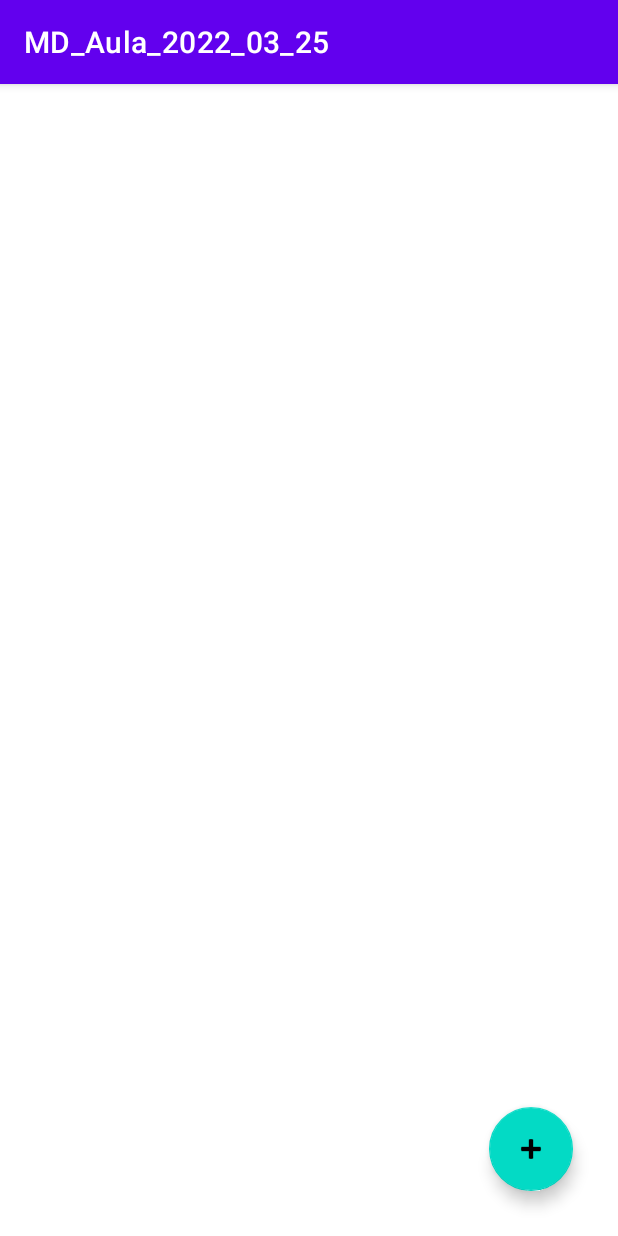
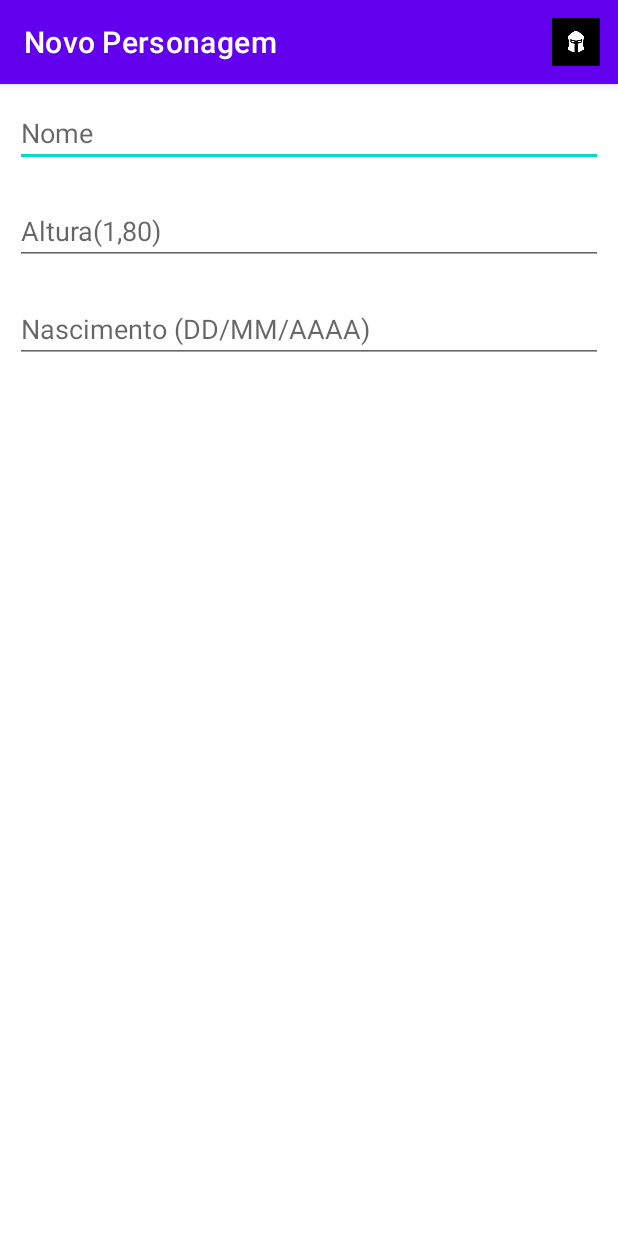
Before and after one commit to lucasnazato/TarefasMobile, an Android app: the screen it shows after launch (MainActivity before the commit, FormularioPersonagemActivity after it), on a phone screen of 412 x 824 dp. Run offline under Robolectric (Android 15) with nearby library versions, the phone set to English and light mode, and no system bars.

Commit message:
Comentários pt1

```diff
--- a/MD_Aula_2022_03_25/app/src/main/AndroidManifest.xml
+++ b/MD_Aula_2022_03_25/app/src/main/AndroidManifest.xml
@@ -10,7 +10,7 @@
         android:supportsRtl="true"
         android:theme="@style/Theme.MD_Aula_2022_03_25">
         <activity
-            android:name=".MainActivity"
+            android:name=".ui.activities.FormularioPersonagemActivity"
             android:exported="true">
             <intent-filter>
                 <action android:name="android.intent.action.MAIN" />
--- a/MD_Aula_2022_03_25/app/src/main/java/com/example/md_aula_2022_03_25/MainActivity.java
+++ /dev/null
@@ -1,14 +0,0 @@
-package com.example.md_aula_2022_03_25;
-
-import androidx.appcompat.app.AppCompatActivity;
-
-import android.os.Bundle;
-
-public class MainActivity extends AppCompatActivity {
-
-    @Override
-    protected void onCreate(Bundle savedInstanceState) {
-        super.onCreate(savedInstanceState);
-        setContentView(R.layout.activity_lista_personagem);
-    }
-}
--- a/MD_Aula_2022_03_25/app/src/main/java/com/example/md_aula_2022_03_25/dao/PersonagemDAO.java
+++ b/MD_Aula_2022_03_25/app/src/main/java/com/example/md_aula_2022_03_25/dao/PersonagemDAO.java
@@ -7,9 +7,11 @@ import java.util.List;
 
 public class PersonagemDAO {
 
+    //
     private final static List<Personagem> personagens = new ArrayList<>();
     private static int contadorDeIds = 1;
 
+    //
     public void salva(Personagem personagemSalvo){
         personagemSalvo.setId(contadorDeIds);
         personagens.add(personagemSalvo);
--- a/MD_Aula_2022_03_25/app/src/main/java/com/example/md_aula_2022_03_25/model/Personagem.java
+++ b/MD_Aula_2022_03_25/app/src/main/java/com/example/md_aula_2022_03_25/model/Personagem.java
@@ -6,11 +6,13 @@ import java.io.Serializable;
 
 public class Personagem implements Serializable {
 
+    // Definir variaveis do Personagem
     private String nome;
     private String nascimento;
     private String altura;
     private int id =0;
 
+    // struct?
     public Personagem(String nome, String nascimento, String altura){
 
         this.nome = nome;
@@ -21,6 +23,7 @@ public class Personagem implements Serializable {
     public Personagem(){
     }
 
+    // Metodos para pegar e definir as variaveis
     public void setNome(String nome) { this.nome = nome; }
 
     public void setNascimento(String nascimento) { this.nascimento = nascimento; }
--- a/MD_Aula_2022_03_25/app/src/main/java/com/example/md_aula_2022_03_25/ui/activities/FormularioPersonagemActivity.java
+++ b/MD_Aula_2022_03_25/app/src/main/java/com/example/md_aula_2022_03_25/ui/activities/FormularioPersonagemActivity.java
@@ -16,6 +16,8 @@ import com.example.md_aula_2022_03_25.dao.PersonagemDAO;
 import com.example.md_aula_2022_03_25.model.Personagem;
 
 public class FormularioPersonagemActivity extends AppCompatActivity {
+
+    // Declarar variaveis
     private  static final String TITULO_APPBAR_EDITA_PERSONAGEM = "Editar o Persoangem";
     private static final String TITULO_APPBAR_NOVO_PERSONAGEM = "Novo Personagem";
     private EditText campoNome;
@@ -24,12 +26,14 @@ public class FormularioPersonagemActivity extends AppCompatActivity {
     private final PersonagemDAO dao = new PersonagemDAO();
     private Personagem personagem;
 
+    // Criar o menu referenciado do xml
     @Override
     public boolean onCreateOptionsMenu(Menu menu){
         getMenuInflater().inflate(R.menu.activity_formulario_personagem_menu_salvar, menu);
         return super.onCreateOptionsMenu(menu);
     }
 
+    // Ao selecionar o item do menu, verificar a id do item, se for o item de salvar o formulario do personagem, finalizar o formulario
     @Override
     public boolean onOptionsItemSelected(@NonNull MenuItem item){
         int itemID = item.getItemId();
@@ -39,17 +43,21 @@ public class FormularioPersonagemActivity extends AppCompatActivity {
         return super.onOptionsItemSelected(item);
     }
 
+    // Criar a view de formulario do personagem e chamar os metodos de inicializacaoCampos e carregaPersonagem
     @Override
     protected void onCreate(Bundle savedInstanceState){
 
         super.onCreate(savedInstanceState);
         setContentView(R.layout.activity_formulario_personagem);
-        //inicializacaoCampos();
+        inicializacaoCampos();
+        carregaPersonagem();
         //configuraBotaoSalvar();
-        carregaPersonagem();
-        checaPermissoes();
+        //checaPermissoes();
     }
 
+    // Ao carregar o personagem verificar se ele já é um personagem existente ou é um novo
+    // Se for um personagem existente, carregar os dados do personagem..
+    // se não criar um novo personagem
     private void carregaPersonagem() {
         Intent dados = getIntent();
         if (dados.hasExtra(CHAVE_PERSONAGEM)){
@@ -62,12 +70,15 @@ public class FormularioPersonagemActivity extends AppCompatActivity {
         }
     }
 
+    // Preencher os campos do personagem já existente
     private void preencheCampos() {
         campoNome.setText(personagem.getNome());
         campoAltura.setText(personagem.getAltura());
         campoNascimento.setText(personagem.getNascimento());
     }
 
+    //  Preencher os dados do personagem e se o perosnagem já existir, editar
+    // se não salvar o personagem
     private void finalizarFormulario() {
         preencherPersonagem();
         if (personagem.IdValido()) {
@@ -79,7 +90,7 @@ public class FormularioPersonagemActivity extends AppCompatActivity {
         finish();
     }
 
-
+    //  Pegar os campos de texto que contem as informações do personagem
     private void inicializacaoCampos() {
         campoNome = findViewById(R.id.editText_nome);
         campoNascimento = findViewById(R.id.editText_nascimento);
@@ -94,13 +105,10 @@ public class FormularioPersonagemActivity extends AppCompatActivity {
         //campoNascimento.addTextChangedListener(mtwNascimento);
     }
 
-
+    // Prencheer os campos de texto com as informaçoes do personagem
     private void preencherPersonagem() {
         String nome = campoNome.getText().toString();
         String nascimento = campoNascimento.getText().toString();
         String altura = campoAltura.getText().toString();
     }
-
-    private void checaPermissoes() {
-    }
 }
--- a/MD_Aula_2022_03_25/app/src/main/res/layout/activity_lista_personagem.xml
+++ b/MD_Aula_2022_03_25/app/src/main/res/layout/activity_lista_personagem.xml
@@ -3,8 +3,7 @@
     xmlns:app="http://schemas.android.com/apk/res-auto"
     xmlns:tools="http://schemas.android.com/tools"
     android:layout_width="match_parent"
-    android:layout_height="match_parent"
-    tools:context=".MainActivity">
+    android:layout_height="match_parent">
 
     <com.google.android.material.floatingactionbutton.FloatingActionButton
         android:id="@+id/fab_add"
--- a/MD_Aula_2022_03_25/app/src/main/res/menu/activity_formulario_personagem_menu_salvar.xml
+++ b/MD_Aula_2022_03_25/app/src/main/res/menu/activity_formulario_personagem_menu_salvar.xml
@@ -1,7 +1,6 @@
 <?xml version="1.0" encoding="utf-8"?>
 <menu xmlns:android="http://schemas.android.com/apk/res/android"
     xmlns:app="http://schemas.android.com/apk/res-auto">
-
 
     <item
         android:id="@+id/activity_formulario_personagem_menu_salvar"
```
Also changed, not shown: MD_Aula_2022_03_25/app/src/main/java/com/example/md_aula_2022_03_25/ui/activities/ListaPersonagemActivity.java (+9 -0 lines).
